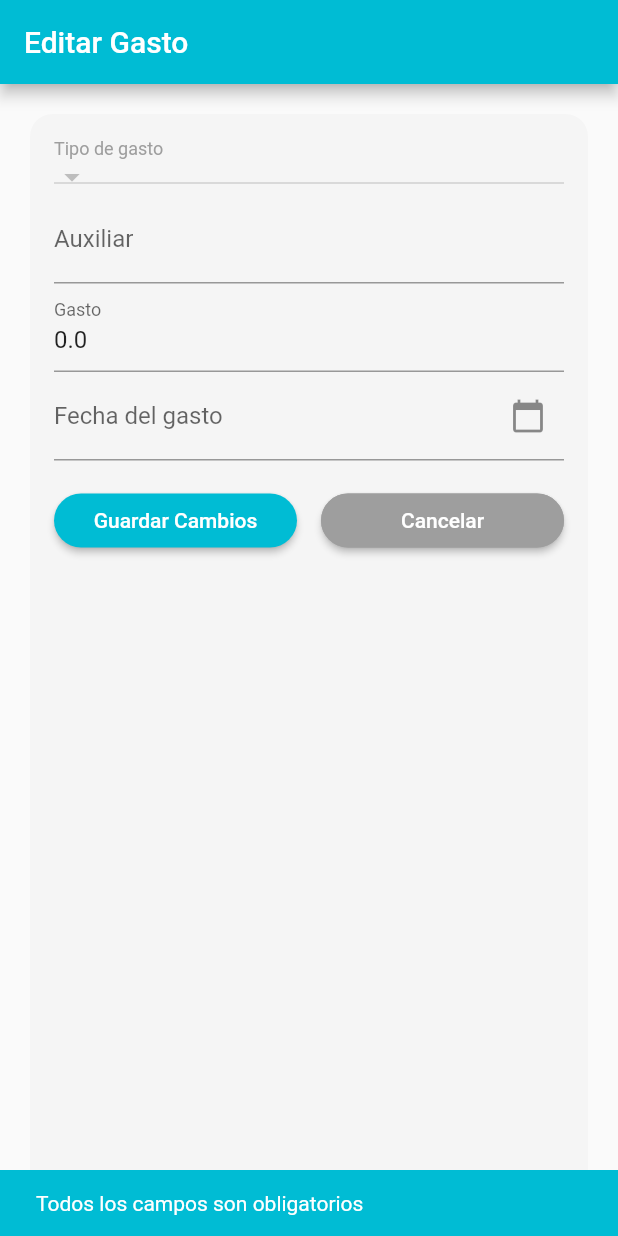
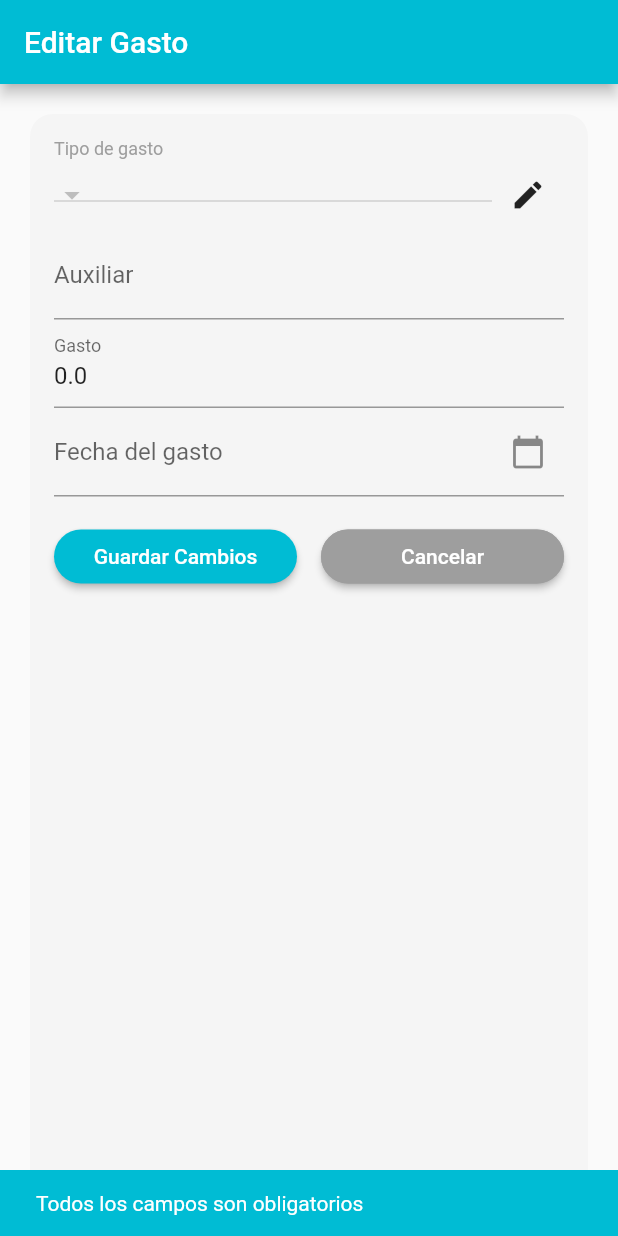
Before and after one commit to AlejandroRamos24/carros_full_app2, a Flutter app: the EditarGastoPage screen opened directly with empty values, after a tap on "Guardar Cambios", on a phone screen of 412 x 824 dp. Run offline on Flutter 3.47's test engine with Material 2 defaults, Android fonts, the phone set to English and light mode, and no system bars; our stand-ins replace sqflite; accounts and stored records are empty.

Commit message:
Tercer posible ultimo commit

```diff
--- a/lib/administrar_carros.dart
+++ b/lib/administrar_carros.dart
@@ -74,7 +74,7 @@ class AdministrarTipoCarroPageState extends State<AdministrarTipoCarroPage> {
   Widget build(BuildContext context) {
     return Scaffold(
       appBar: AppBar(
-        title: Text('Administrar ${widget.carroInfo['TIPO']} ${widget.carroInfo['MODELO']} '),
+        title: Text('Administrar ${widget.carroInfo['TIPO']} '),
         backgroundColor: Colors.cyan,
       ),
       body: Container(
--- a/lib/consulta.dart
+++ b/lib/consulta.dart
@@ -162,7 +162,7 @@ class ConsultaPageState extends State<ConsultaPage> {
             ),
           ],
         ),
-        body: Column(
+        body: ListView(
           children: [
             Padding(
               padding: const EdgeInsets.all(8.0),
--- a/lib/editar_carro.dart
+++ b/lib/editar_carro.dart
@@ -230,7 +230,9 @@ class EditarCarroPageState extends State<EditarCarroPage> {
                   controller: matriculaController,
                   decoration: const InputDecoration(
                     labelText: 'Matrícula',
+                    counterText: '', // Establece el texto del contador como vacío
                   ),
+                  maxLength: 10, // Establece el límite de longitud a 10 caracteres
                 ),
                 InkWell(
                   onTap: () {
--- a/lib/editar_gasto.dart
+++ b/lib/editar_gasto.dart
@@ -1,4 +1,5 @@
 import 'package:flutter/material.dart';
+import 'package:flutter/services.dart';
 import 'db.dart';
 
 class EditarGastoPage extends StatefulWidget {
@@ -64,20 +65,21 @@ class EditarGastoPageState extends State<EditarGastoPage> {
     if (gastoValue == null || gastoValue < 0) {
       ScaffoldMessenger.of(context).showSnackBar(
         const SnackBar(
-          content: Text(
-              'Por favor, ingrese un valor numérico positivo para el gasto'),
+          content: Text('Por favor, ingrese un valor numérico positivo para el gasto'),
           backgroundColor: Colors.cyan,
         ),
       );
       return;
     }
 
+    String gastoString = gastoValue.toStringAsFixed(2);
+
     await db.rawUpdate(
       'update gastos set tipo_gasto = ?, auxiliar = ?, gasto = ?, fecha_gasto = ? where id = ?',
       [
         selectedTipoGasto,
         auxiliarController.text,
-        gastoValue,
+        double.parse(gastoString),
         selectedDate.toLocal().toString().split(' ')[0],
         widget.gastoInfo['ID'],
       ],
@@ -90,7 +92,7 @@ class EditarGastoPageState extends State<EditarGastoPage> {
       ),
     );
 
-    Navigator.pop(context, true); // Volvemos a la pantalla anterior
+    Navigator.pop(context, true);
   }
 
   void mostrarDialogoTipoGasto() {
@@ -159,11 +161,11 @@ class EditarGastoPageState extends State<EditarGastoPage> {
             child: Column(
               children: [
                 Row(
-                  children: [
-                    const Text(
+                  children: const [
+                    Text(
                       'Tipo de gasto',
                       style: TextStyle(fontSize: 12, color: Colors.grey),
-                      textAlign: TextAlign.left, // Alineación a la izquierda
+                      textAlign: TextAlign.left,
                     ),
                   ],
                 ),
@@ -185,6 +187,12 @@ class EditarGastoPageState extends State<EditarGastoPage> {
                         },
                       ),
                     ),
+                    IconButton(
+                      icon: const Icon(Icons.edit),
+                      onPressed: () {
+                        mostrarDialogoTipoGasto();
+                      },
+                    ),
                   ],
                 ),
                 TextField(
@@ -193,6 +201,10 @@ class EditarGastoPageState extends State<EditarGastoPage> {
                 ),
                 TextField(
                   controller: gastoController,
+                  keyboardType: const TextInputType.numberWithOptions(decimal: true),
+                  inputFormatters: <TextInputFormatter>[
+                    FilteringTextInputFormatter.allow(RegExp(r'^\d+\.?\d{0,2}')),
+                  ],
                   decoration: const InputDecoration(labelText: 'Gasto'),
                 ),
                 TextField(
```
Also changed, not shown: lib/main.dart (+6 -2 lines), lib/registro_carros.dart (+6 -1 lines), lib/registro_gastos.dart (+31 -4 lines).
